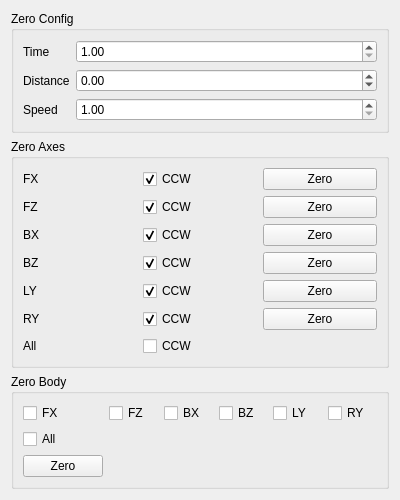
Old version of the form source/wnd/ui/megatronpref.ui in the repository ww4u/megarobostudio.
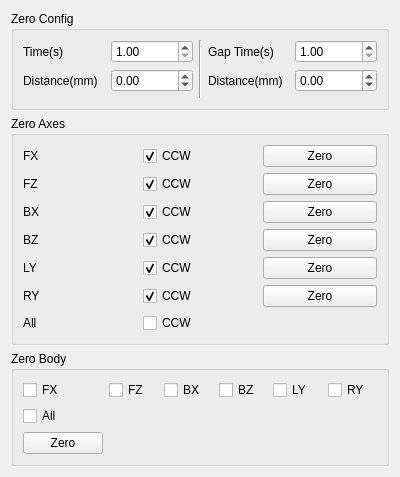
New version of the form.

The edit to the form file:
```diff
--- a/source/wnd/ui/megatronpref.ui
+++ b/source/wnd/ui/megatronpref.ui
@@ -7,7 +7,7 @@
     <x>0</x>
     <y>0</y>
     <width>400</width>
-    <height>433</height>
+    <height>467</height>
    </rect>
   </property>
   <property name="windowTitle">
@@ -19,52 +19,79 @@
      <property name="title">
       <string>Zero Config</string>
      </property>
-     <layout class="QFormLayout" name="formLayout_2">
-      <item row="1" column="0">
-       <widget class="QLabel" name="label_7">
+     <layout class="QGridLayout" name="gridLayout_3">
+      <item row="0" column="3">
+       <widget class="QLabel" name="label_11">
         <property name="text">
-         <string>Time</string>
+         <string>Gap Time(s)</string>
         </property>
        </widget>
       </item>
-      <item row="1" column="1">
+      <item row="0" column="2" rowspan="3">
+       <widget class="Line" name="line">
+        <property name="orientation">
+         <enum>Qt::Vertical</enum>
+        </property>
+       </widget>
+      </item>
+      <item row="0" column="1">
        <widget class="QDoubleSpinBox" name="spinZeroTime">
         <property name="minimum">
          <double>1.000000000000000</double>
         </property>
+        <property name="maximum">
+         <double>100.000000000000000</double>
+        </property>
        </widget>
       </item>
-      <item row="2" column="0">
+      <item row="0" column="0">
+       <widget class="QLabel" name="label_7">
+        <property name="text">
+         <string>Time(s)</string>
+        </property>
+       </widget>
+      </item>
+      <item row="1" column="0">
        <widget class="QLabel" name="label_9">
         <property name="text">
-         <string>Distance</string>
+         <string>Distance(mm)</string>
         </property>
        </widget>
       </item>
-      <item row="2" column="1">
+      <item row="1" column="1">
        <widget class="QDoubleSpinBox" name="spinZeroAngle">
         <property name="minimum">
-         <double>-360.000000000000000</double>
+         <double>-10000.000000000000000</double>
         </property>
         <property name="maximum">
-         <double>360.000000000000000</double>
+         <double>10000.000000000000000</double>
         </property>
        </widget>
       </item>
-      <item row="3" column="0">
-       <widget class="QLabel" name="label_8">
+      <item row="1" column="3">
+       <widget class="QLabel" name="label_12">
         <property name="text">
-         <string>Speed</string>
+         <string>Distance(mm)</string>
         </property>
        </widget>
       </item>
-      <item row="3" column="1">
-       <widget class="QDoubleSpinBox" name="spinZeroSpeed">
+      <item row="0" column="4">
+       <widget class="QDoubleSpinBox" name="spinGapTime">
         <property name="minimum">
          <double>1.000000000000000</double>
         </property>
         <property name="maximum">
-         <double>10.000000000000000</double>
+         <double>100.000000000000000</double>
+        </property>
+       </widget>
+      </item>
+      <item row="1" column="4">
+       <widget class="QDoubleSpinBox" name="spinGapDistance">
+        <property name="minimum">
+         <double>-10000.000000000000000</double>
+        </property>
+        <property name="maximum">
+         <double>10000.000000000000000</double>
         </property>
        </widget>
       </item>
```
